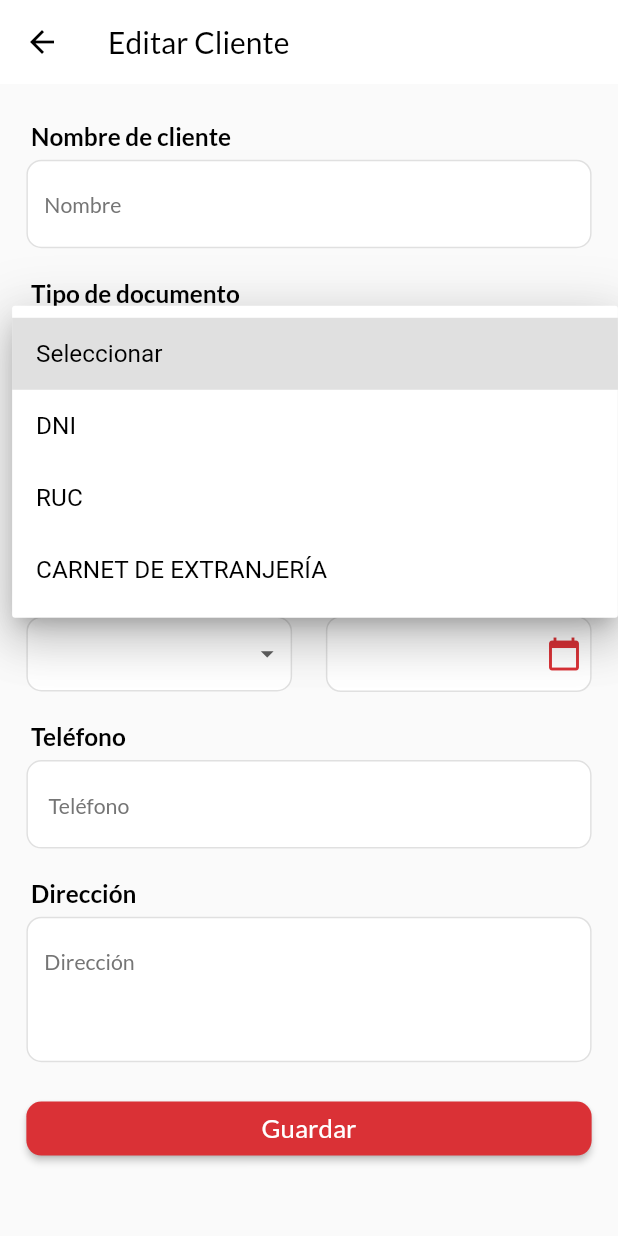
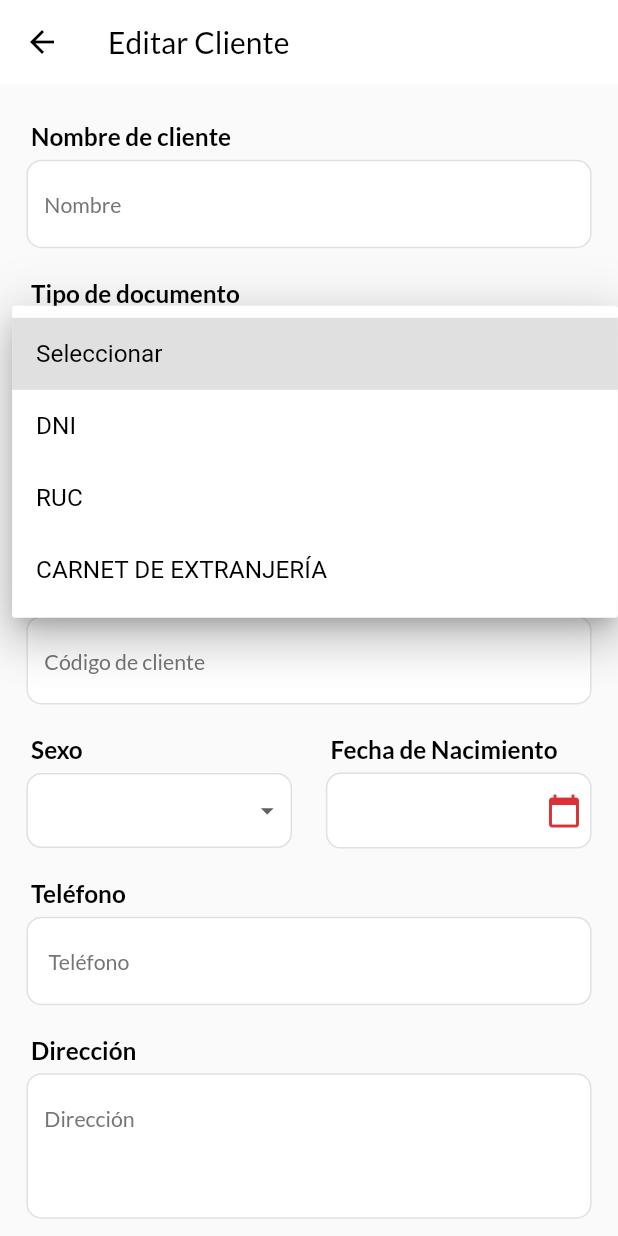
Before and after one commit to angelotapullima/RoyalPrestige, a Flutter app: the EditarCliente screen opened directly with empty values, after a tap on the "arrow drop down" icon, on a phone screen of 412 x 824 dp. Run offline on Flutter 3.47's test engine with Material 2 defaults, Android fonts, the phone set to English and light mode, and no system bars; our stand-ins replace buttons_tabbar, cached_network_image, carousel_slider, dio, file_picker, flutter_local_notifications and 21 more; missing offline and left inert: flowder, share_extend; accounts and stored records are empty; network calls fail.

Commit message:
show codigo cliente

```diff
--- a/lib/src/pages/Clientes/agregar_cliente.dart
+++ b/lib/src/pages/Clientes/agregar_cliente.dart
@@ -196,7 +196,7 @@ class _AgregarClienteState extends State<AgregarCliente> {
                         height: ScreenUtil().setHeight(20),
                       ),
                       Text(
-                        ' Código cliente',
+                        ' Código de cliente',
                         style: TextStyle(
                           fontSize: ScreenUtil().setSp(16),
                           fontWeight: FontWeight.w600,
@@ -211,7 +211,7 @@ class _AgregarClienteState extends State<AgregarCliente> {
                         decoration: InputDecoration(
                           filled: true,
                           fillColor: Colors.white,
-                          hintText: 'Código cliente',
+                          hintText: 'Código de cliente',
                           hintStyle: TextStyle(
                             fontSize: ScreenUtil().setSp(14),
                             color: Colors.grey[600],
--- a/lib/src/pages/Clientes/editar_cliente.dart
+++ b/lib/src/pages/Clientes/editar_cliente.dart
@@ -21,6 +21,7 @@ class _EditarClienteState extends State<EditarCliente> {
   String fechaDato = 'Seleccionar';
   TextEditingController _nombreController = TextEditingController();
   TextEditingController _nroDocController = TextEditingController();
+  TextEditingController _codClienteController = TextEditingController();
 
   TextEditingController _telefonoController = TextEditingController();
   TextEditingController _direccionController = TextEditingController();
@@ -31,6 +32,7 @@ class _EditarClienteState extends State<EditarCliente> {
     _nroDocController.dispose();
     _telefonoController.dispose();
     _direccionController.dispose();
+    _codClienteController.dispose();
     super.dispose();
   }
 
@@ -55,6 +57,7 @@ class _EditarClienteState extends State<EditarCliente> {
     _nroDocController.text = widget.clienteModel.nroDocCliente.toString();
     _telefonoController.text = widget.clienteModel.telefonoCliente.toString();
     _direccionController.text = widget.clienteModel.direccionCliente.toString();
+    _codClienteController.text = widget.clienteModel.codigoCliente.toString();
     fechaDato = widget.clienteModel.nacimientoCLiente.toString();
     valueTipoDoc = widget.clienteModel.tipoDocCliente.toString();
     valueSexo = widget.clienteModel.sexoCliente.toString();
@@ -174,6 +177,55 @@ class _EditarClienteState extends State<EditarCliente> {
                           filled: true,
                           fillColor: Colors.white,
                           hintText: 'Documento ',
+                          hintStyle: TextStyle(
+                            fontSize: ScreenUtil().setSp(14),
+                            color: Colors.grey[600],
+                          ),
+                          enabledBorder: OutlineInputBorder(
+                            borderRadius: BorderRadius.circular(10),
+                            borderSide: BorderSide(
+                              color: Colors.grey.shade300,
+                              width: 1.0,
+                            ),
+                          ),
+                          focusedBorder: OutlineInputBorder(
+                            borderRadius: BorderRadius.circular(10),
+                            borderSide: BorderSide(
+                              color: Colors.grey.shade300,
+                              width: 2.0,
+                            ),
+                          ),
+                          border: OutlineInputBorder(
+                            borderSide: BorderSide(
+                              color: Colors.grey.shade300,
+                              width: 1.0,
+                            ),
+                            borderRadius: BorderRadius.circular(
+                              ScreenUtil().setWidth(10),
+                            ),
+                          ),
+                        ),
+                      ),
+                      SizedBox(
+                        height: ScreenUtil().setHeight(20),
+                      ),
+                      Text(
+                        ' Código de cliente',
+                        style: TextStyle(
+                          fontSize: ScreenUtil().setSp(16),
+                          fontWeight: FontWeight.w600,
+                          color: Colors.black,
+                        ),
+                      ),
+                      SizedBox(
+                        height: ScreenUtil().setHeight(6),
+                      ),
+                      TextField(
+                        controller: _codClienteController,
+                        decoration: InputDecoration(
+                          filled: true,
+                          fillColor: Colors.white,
+                          hintText: 'Código de cliente',
                           hintStyle: TextStyle(
                             fontSize: ScreenUtil().setSp(14),
                             color: Colors.grey[600],
@@ -415,6 +467,7 @@ class _EditarClienteState extends State<EditarCliente> {
                                           clienteModel.telefonoCliente = _telefonoController.text;
                                           clienteModel.direccionCliente = _direccionController.text;
                                           clienteModel.idCliente = widget.clienteModel.idCliente;
+                                          clienteModel.codigoCliente = _codClienteController.text;
 
                                           final res = await clienteApi.editCLient(clienteModel);
 
--- a/lib/src/pages/home.dart
+++ b/lib/src/pages/home.dart
@@ -63,7 +63,10 @@ class _HomePageState extends State<HomePage> {
         StreamBuilder(
           stream: bottomBloc.selectPageStream,
           builder: (BuildContext context, AsyncSnapshot snapshot) {
-            bottomBloc.changePage(snapshot.data);
+            if (snapshot.hasData) {
+              bottomBloc.changePage(snapshot.data);
+            }
+
             return Stack(
               children: [
                 Container(
--- a/lib/src/pages/login.dart
+++ b/lib/src/pages/login.dart
@@ -2,6 +2,7 @@ import 'package:flutter/material.dart';
 import 'package:flutter_screenutil/flutter_screenutil.dart';
 import 'package:google_fonts/google_fonts.dart';
 import 'package:royal_prestige/src/api/login_api.dart';
+import 'package:royal_prestige/src/bloc/provider_bloc.dart';
 import 'package:royal_prestige/src/utils/colors.dart';
 import 'package:royal_prestige/src/utils/utils.dart';
 import 'package:royal_prestige/src/widget/show_loading.dart';
@@ -99,7 +100,6 @@ class _LoginState extends State<Login> {
                     SizedBox(
                       height: ScreenUtil().setHeight(16),
                     ),
-
                     Container(
                       margin: EdgeInsets.symmetric(horizontal: ScreenUtil().setWidth(24)),
                       child: TextField(
@@ -155,13 +155,14 @@ class _LoginState extends State<Login> {
                         elevation: 0,
                         onPressed: () async {
                           if (_usuarioController.text.length > 0) {
-
                             if (_passwdController.text.length > 0) {
                               _controller.changeLoadding(true);
                               final _login = LoginApi();
                               final res = await _login.login(_usuarioController.text, _passwdController.text);
 
                               if (res.code == '1') {
+                                final bottomBloc = ProviderBloc.botton(context);
+                                bottomBloc.changePage(0);
                                 Navigator.pushNamedAndRemoveUntil(context, 'home', (route) => false);
                               } else {
                                 showToast2(res.message.toString(), Colors.black);
@@ -171,7 +172,6 @@ class _LoginState extends State<Login> {
                             } else {
                               showToast2('Ingrese su contraseña', Colors.black);
                             }
-
                           } else {
                             showToast2('Ingrese su usuario', Colors.black);
                           }
--- a/lib/src/pages/splash.dart
+++ b/lib/src/pages/splash.dart
@@ -19,11 +19,12 @@ class _SplashState extends State<Splash> {
 
       loginApi.consultarUsuario();
       String? token = await StorageManager.readData('token');
-      final bottomBloc = ProviderBloc.botton(context);
-      bottomBloc.changePage(0);
+
       if (token == null || token.isEmpty) {
         Navigator.pushNamedAndRemoveUntil(context, 'login', (route) => false);
       } else {
+        final bottomBloc = ProviderBloc.botton(context);
+        bottomBloc.changePage(0);
         Navigator.pushNamedAndRemoveUntil(context, 'home', (route) => false);
       }
     });
```
Also changed, not shown: lib/src/pages/Clientes/detalle_cliente.dart (+28 -0 lines). Lines whose indentation alone changed are shown as unchanged.
